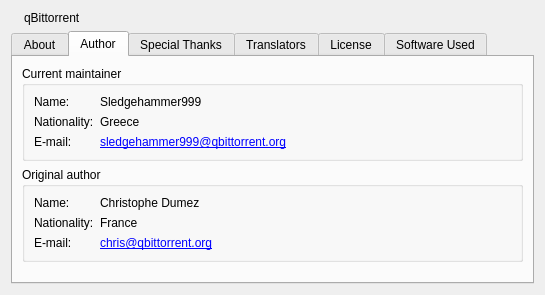
Qt form src/gui/aboutdialog.ui (marko-sosic/zoidtorrent) before a commit.
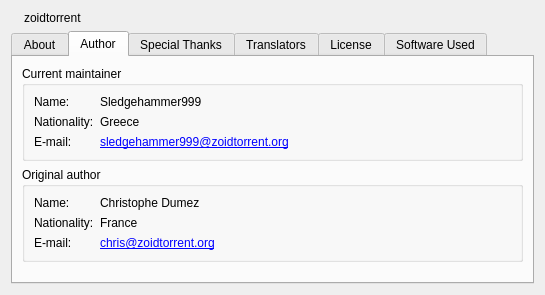
The same form after that commit. The open tabs and pages were chosen to show the change.

Commit message: Replace ALL qbittorrent with zoidtorrent

Diff of the .ui file:
```diff
--- a/src/gui/aboutdialog.ui
+++ b/src/gui/aboutdialog.ui
@@ -23,7 +23,7 @@
      <item>
       <widget class="QLabel" name="labelName">
        <property name="text">
-        <string notr="true">qBittorrent</string>
+        <string notr="true">zoidtorrent</string>
        </property>
       </widget>
      </item>
@@ -97,7 +97,7 @@
           <item row="2" column="1">
            <widget class="QLabel" name="label_19">
             <property name="text">
-             <string notr="true">&lt;a href=&quot;mailto:sledgehammer999@qbittorrent.org&quot;&gt;sledgehammer999@qbittorrent.org&lt;/a&gt;</string>
+             <string notr="true">&lt;a href=&quot;mailto:sledgehammer999@zoidtorrent.org&quot;&gt;sledgehammer999@zoidtorrent.org&lt;/a&gt;</string>
             </property>
             <property name="openExternalLinks">
              <bool>true</bool>
@@ -174,7 +174,7 @@
           <item row="2" column="1">
            <widget class="QLabel" name="label_6">
             <property name="text">
-             <string notr="true">&lt;a href=&quot;mailto:chris@qbittorrent.org&quot;&gt;chris@qbittorrent.org&lt;/a&gt;</string>
+             <string notr="true">&lt;a href=&quot;mailto:chris@zoidtorrent.org&quot;&gt;chris@zoidtorrent.org&lt;/a&gt;</string>
             </property>
             <property name="openExternalLinks">
              <bool>true</bool>
```
The commit also changes 622 other files.
